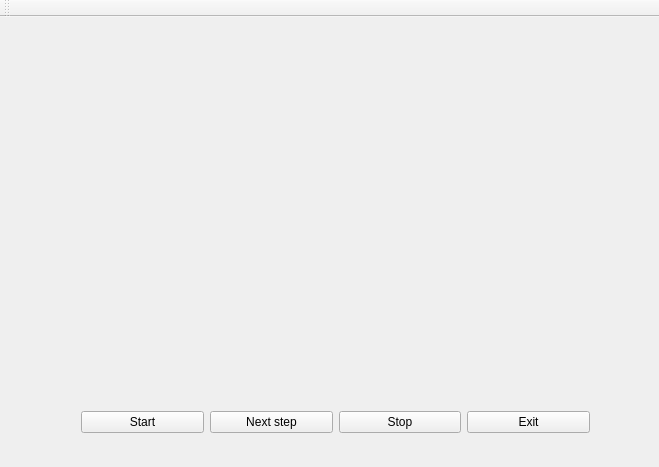
Before: the Qt Designer form PDP/emulatorwindow.ui in gitluup/pdp11, drawn with Qt 5.
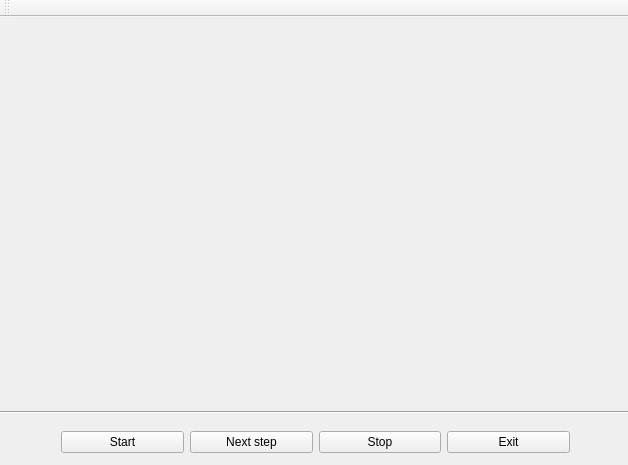
After: the same form once the commit is applied.

```diff
--- a/PDP/emulatorwindow.ui
+++ b/PDP/emulatorwindow.ui
@@ -6,8 +6,8 @@
    <rect>
     <x>0</x>
     <y>0</y>
-    <width>659</width>
-    <height>467</height>
+    <width>628</width>
+    <height>465</height>
    </rect>
   </property>
   <property name="windowTitle">
@@ -17,8 +17,8 @@
    <widget class="QWidget" name="horizontalLayoutWidget">
     <property name="geometry">
      <rect>
-      <x>70</x>
-      <y>380</y>
+      <x>50</x>
+      <y>400</y>
       <width>531</width>
       <height>51</height>
      </rect>
@@ -54,6 +54,19 @@
      </item>
     </layout>
    </widget>
+   <widget class="Line" name="line">
+    <property name="geometry">
+     <rect>
+      <x>0</x>
+      <y>370</y>
+      <width>661</width>
+      <height>51</height>
+     </rect>
+    </property>
+    <property name="orientation">
+     <enum>Qt::Horizontal</enum>
+    </property>
+   </widget>
   </widget>
   <widget class="QToolBar" name="mainToolBar">
    <attribute name="toolBarArea">
```
